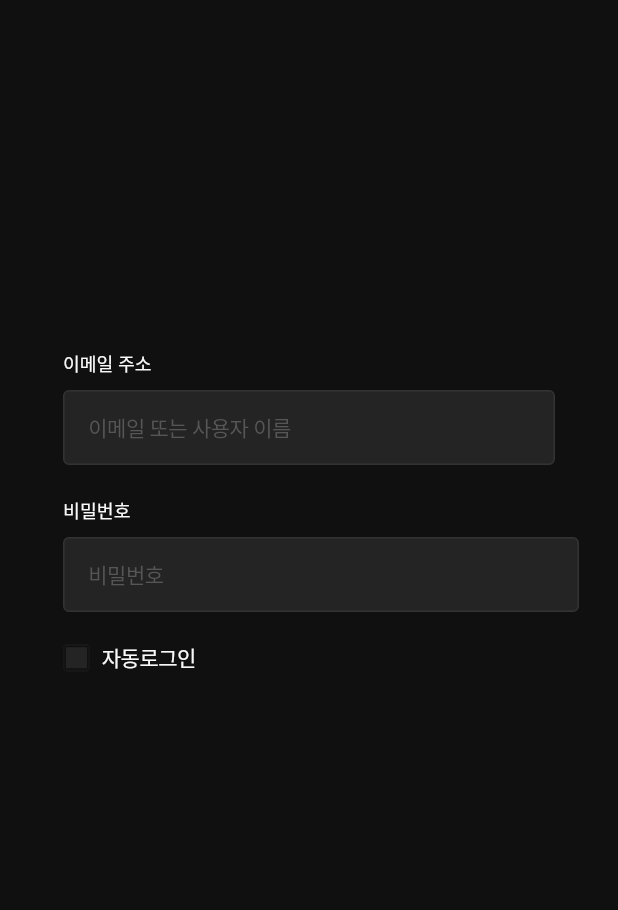
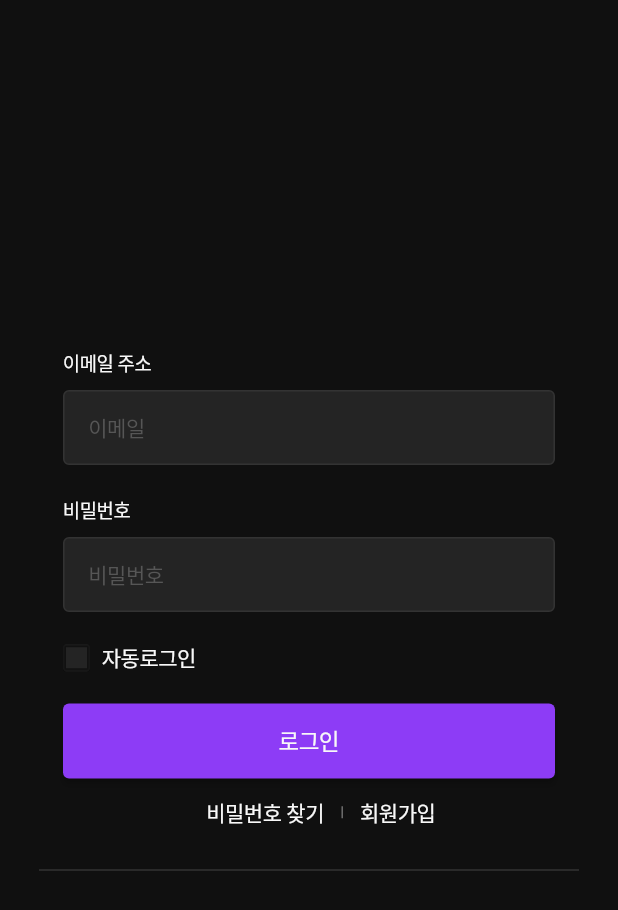
Before and after one commit to cos-quare/cosquare-app, a Flutter app: the screen it shows after launch, on a phone screen of 412 x 824 dp. Shown: the top 910 px of the screen. Run offline on Flutter 3.47's test engine with Material 2 defaults, Android fonts, the light colour scheme and no system bars; Roboto replaces fonts that are missing (Pretendard).

Commit message:
:sparkles: "login 화면 UI" - login 화면 UI 작업 중

```diff
--- a/lib/screens/login_screen.dart
+++ b/lib/screens/login_screen.dart
@@ -33,6 +33,7 @@ class _LoginScreenState extends State<LoginScreen> {
                             fontSize: 13.0,
                             fontWeight: FontWeight.w400,
                             color: const Color(0xfff8f8f8),
+                            letterSpacing: -0.32,
                           ),
                         ),
                       ),
@@ -41,7 +42,7 @@ class _LoginScreenState extends State<LoginScreen> {
                     padding:
                         const EdgeInsets.symmetric(vertical: 0, horizontal: 16),
                     child: BaseTextField(
-                      hintText: '이메일 또는 사용자 이름',
+                      hintText: '이메일',
                     )),
                 Padding(
                   padding: const EdgeInsets.fromLTRB(16, 20, 299, 8),
@@ -58,18 +59,19 @@ class _LoginScreenState extends State<LoginScreen> {
                           fontSize: 13.0,
                           fontWeight: FontWeight.w400,
                           color: const Color(0xfff8f8f8),
+                          letterSpacing: -0.32,
                         ),
                       ),
                     ),
                   ),
                 ),
                 Padding(
-                    padding: const EdgeInsets.fromLTRB(16, 0, 0, 20),
+                    padding: const EdgeInsets.fromLTRB(16, 0, 16, 20),
                     child: BaseTextField(
                       hintText: '비밀번호',
                     )),
                 Padding(
-                  padding: const EdgeInsets.fromLTRB(16, 0, 0, 0),
+                  padding: const EdgeInsets.fromLTRB(16, 0, 0, 20),
                   child: Row(
                     mainAxisAlignment: MainAxisAlignment.start,
                     children: [
@@ -86,6 +88,70 @@ class _LoginScreenState extends State<LoginScreen> {
                     ],
                   ),
                 ),
+                Padding(
+                  padding: const EdgeInsets.fromLTRB(16, 0, 16, 12),
+                  child: SizedBox(
+                    width: 328.0,
+                    height: 50.0,
+                    child: ElevatedButton(
+                      onPressed: () {
+                        // Respond to button press
+                      },
+                      child: const Text(
+                        '로그인',
+                        style: TextStyle(
+                          fontSize: 15.0,
+                          fontWeight: FontWeight.w500,
+                          color: const Color(0xfff8f8f8),
+                          letterSpacing: -0.32,
+                        ),
+                      ),
+                      style: ElevatedButton.styleFrom(
+                        primary: const Color(0xff8d3cf6),
+                        shape: new RoundedRectangleBorder(
+                          borderRadius: new BorderRadius.circular(4.0),
+                        ),
+                      ),
+                    ),
+                  ),
+                ),
+                Padding(
+                  padding: const EdgeInsets.fromLTRB(16, 0, 0, 20),
+                  child: Row(
+                    mainAxisAlignment: MainAxisAlignment.center,
+                    children: [
+                      Text('비밀번호 찾기',
+                          style: TextStyle(
+                            fontSize: 14.0,
+                            fontWeight: FontWeight.w500,
+                            color: const Color(0xfff8f8f8),
+                            letterSpacing: -0.32,
+                          )),
+                      Padding(
+                        padding: const EdgeInsets.fromLTRB(0, 0, 0, 0),
+                        child: SizedBox(
+                          height: 8,
+                          child: VerticalDivider(
+                            width: 24,
+                            color: const Color(0xff6d6d6d),
+                            thickness: 1,
+                          ),
+                        ),
+                      ),
+                      Text('회원가입',
+                          style: TextStyle(
+                            fontSize: 14.0,
+                            fontWeight: FontWeight.w500,
+                            color: const Color(0xfff8f8f8),
+                            letterSpacing: -0.32,
+                          ))
+                    ],
+                  ),
+                ),
+                Divider(
+                  color: const Color(0xff333333),
+                  thickness: 1,
+                )
               ],
             ),
           ),
```
